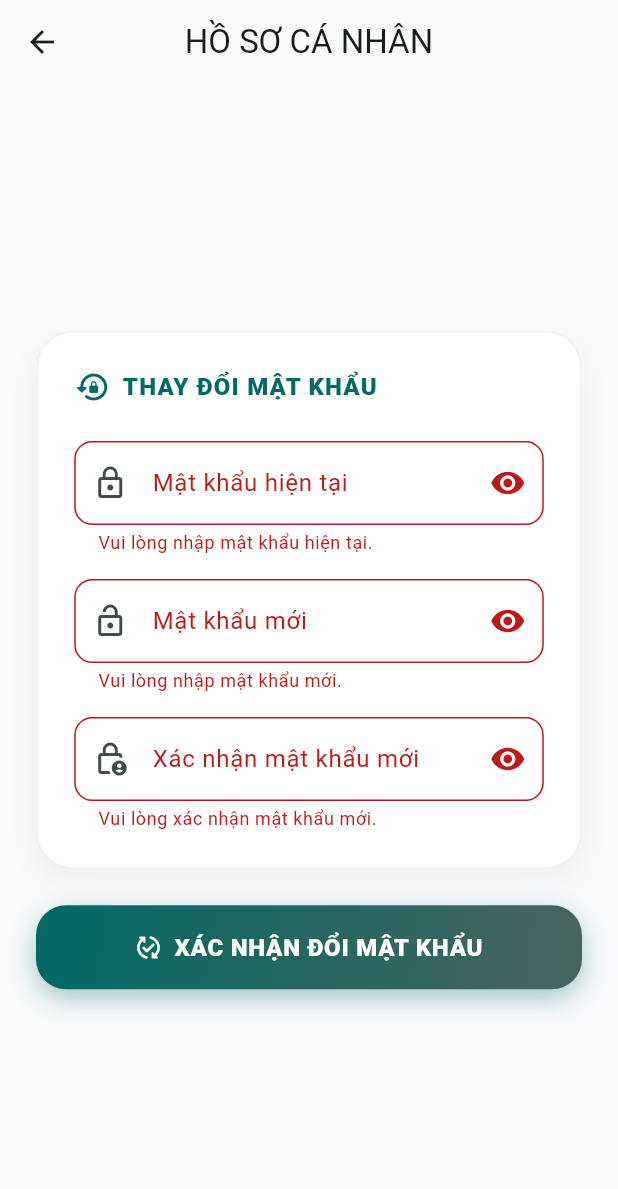
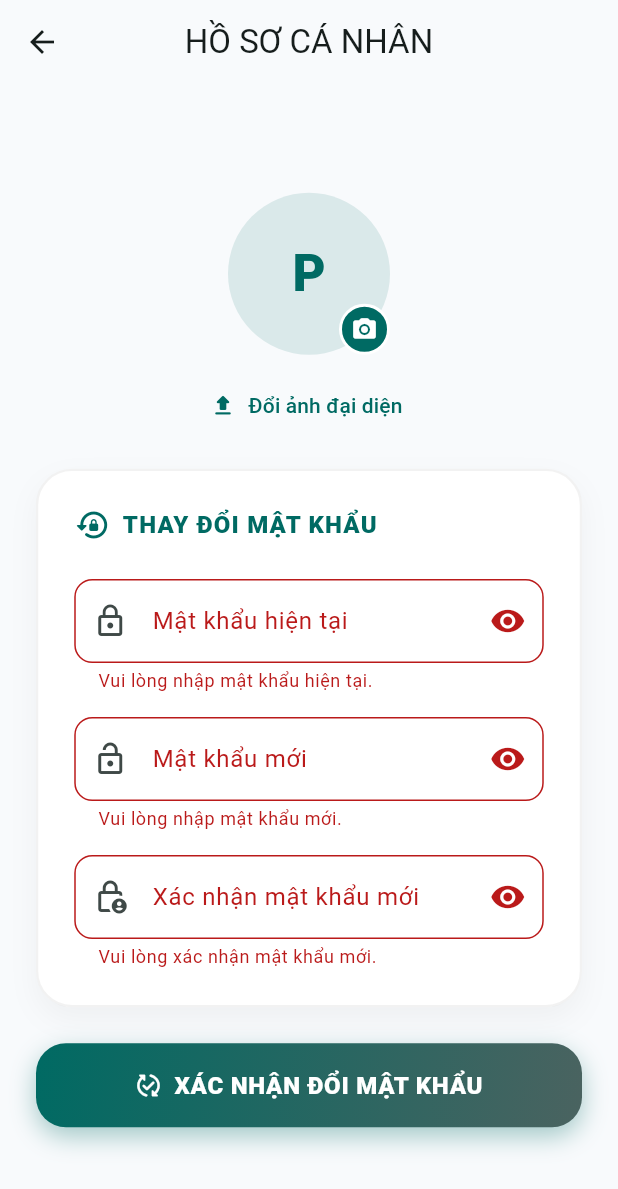
Before and after one commit to nthanh151012345-ux/caroxo, a Flutter app: the ProfileScreen screen opened directly with empty values, after a tap on "XÁC NHẬN ĐỔI MẬT KHẨU", on a phone screen of 412 x 824 dp. Shown: the top 1189 px of the screen. Run offline on Flutter 3.47's test engine with Material 3 defaults, Android fonts, the phone set to English and light mode, and no system bars; our stand-ins replace audioplayers, file_picker, flutter_dotenv, supabase_flutter; accounts and stored records are empty.

Commit message:
feat: add avatar upload to profile

```diff
--- a/lib/screens/profile_screen.dart
+++ b/lib/screens/profile_screen.dart
@@ -1,5 +1,8 @@
+import 'package:file_picker/file_picker.dart';
 import 'package:flutter/material.dart';
 import 'package:supabase_flutter/supabase_flutter.dart';
+
+import '../services/profile_service.dart';
 import '../supabase_config.dart';
 
 class ProfileScreen extends StatefulWidget {
@@ -21,12 +24,22 @@ class _ProfileScreenState extends State<ProfileScreen> {
   final _currentPasswordController = TextEditingController();
   final _newPasswordController = TextEditingController();
   final _confirmPasswordController = TextEditingController();
+  final _profileService = ProfileService();
 
   bool _obscureCurrent = true;
   bool _obscureNew = true;
   bool _obscureConfirm = true;
   bool _isLoading = false;
+  bool _isAvatarLoading = false;
+  String? _avatarUrl;
+  String? _avatarMessage;
   String? _errorMessage;
+
+  @override
+  void initState() {
+    super.initState();
+    _loadAvatar();
+  }
 
   @override
   void dispose() {
@@ -34,6 +47,71 @@ class _ProfileScreenState extends State<ProfileScreen> {
     _newPasswordController.dispose();
     _confirmPasswordController.dispose();
     super.dispose();
+  }
+
+  String get _avatarInitial {
+    final email = widget.userEmail.trim();
+    return email.isEmpty ? 'P' : email[0].toUpperCase();
+  }
+
+  Future<void> _loadAvatar() async {
+    try {
+      final avatarUrl = await _profileService.fetchAvatarUrl();
+      if (!mounted) return;
+      setState(() {
+        _avatarUrl = avatarUrl;
+      });
+    } catch (_) {
+      if (!mounted) return;
+      setState(() {
+        _avatarUrl = null;
+      });
+    }
+  }
+
+  Future<void> _pickAndUploadAvatar() async {
+    if (_isAvatarLoading) {
+      return;
+    }
+
+    final result = await FilePicker.pickFiles(
+      type: FileType.custom,
+      allowedExtensions: ['jpg', 'jpeg', 'png', 'webp', 'gif'],
+      allowMultiple: false,
+      withData: true,
+    );
+
+    final file = result?.files.single;
+    if (file == null) {
+      return;
+    }
+
+    setState(() {
+      _isAvatarLoading = true;
+      _avatarMessage = 'Đang tải ảnh lên...';
+      _errorMessage = null;
+    });
+
+    try {
+      final avatarUrl = await _profileService.uploadAvatar(file);
+      if (!mounted) return;
+      setState(() {
+        _avatarUrl = avatarUrl;
+        _avatarMessage = 'Đã cập nhật ảnh đại diện.';
+      });
+    } catch (e) {
+      if (!mounted) return;
+      setState(() {
+        _avatarMessage = 'Không thể cập nhật ảnh đại diện. Vui lòng thử lại.';
+        _errorMessage = '$e';
+      });
+    } finally {
+      if (mounted) {
+        setState(() {
+          _isAvatarLoading = false;
+        });
+      }
+    }
   }
 
   Future<void> _changePassword() async {
@@ -54,20 +132,17 @@ class _ProfileScreenState extends State<ProfileScreen> {
     });
 
     try {
-      // 1. Re-authenticate để kiểm tra mật khẩu cũ
       await SupabaseConfig.client!.auth.signInWithPassword(
         email: widget.userEmail,
         password: _currentPasswordController.text,
       );
 
-      // 2. Cập nhật mật khẩu mới
       await SupabaseConfig.client!.auth.updateUser(
         UserAttributes(password: _newPasswordController.text),
       );
 
       if (!mounted) return;
 
-      // 3. Hiển thị Dialog báo thành công và Đăng xuất
       showDialog(
         context: context,
         barrierDismissible: false,
@@ -85,9 +160,9 @@ class _ProfileScreenState extends State<ProfileScreen> {
           actions: [
             TextButton(
               onPressed: () {
-                Navigator.of(context).pop(); // Đóng Dialog
-                Navigator.of(context).pop(); // Quay lại GameSetupScreen
-                widget.onSignOut(); // Đăng xuất
+                Navigator.of(context).pop();
+                Navigator.of(context).pop();
+                widget.onSignOut();
               },
               child: const Text('Đồng ý'),
             ),
@@ -96,10 +171,12 @@ class _ProfileScreenState extends State<ProfileScreen> {
       );
     } on AuthException catch (e) {
       String msg = e.message;
-      if (msg.contains('Invalid login credentials') || msg.contains('invalid_credentials')) {
+      if (msg.contains('Invalid login credentials') ||
+          msg.contains('invalid_credentials')) {
         msg = 'Mật khẩu hiện tại không chính xác.';
       } else if (msg.contains('Password should be')) {
-        msg = 'Mật khẩu mới không đáp ứng yêu cầu độ mạnh mật khẩu của hệ thống.';
+        msg =
+            'Mật khẩu mới không đáp ứng yêu cầu độ mạnh mật khẩu của hệ thống.';
       }
       setState(() {
         _errorMessage = msg;
@@ -117,6 +194,82 @@ class _ProfileScreenState extends State<ProfileScreen> {
     }
   }
 
+  Widget _buildAvatarHeader(ColorScheme colorScheme) {
+    final hasAvatar = _avatarUrl != null && _avatarUrl!.isNotEmpty;
+
+    return Column(
+      children: [
+        InkWell(
+          key: const ValueKey('profile_avatar_button'),
+          onTap: _isAvatarLoading ? null : _pickAndUploadAvatar,
+          borderRadius: BorderRadius.circular(56),
+          child: Stack(
+            alignment: Alignment.bottomRight,
+            children: [
+              CircleAvatar(
+                radius: 54,
+                backgroundColor: colorScheme.primary.withValues(alpha: 0.12),
+                backgroundImage: hasAvatar ? NetworkImage(_avatarUrl!) : null,
+                child: hasAvatar
+                    ? null
+                    : Text(
+                        _avatarInitial,
+                        style: TextStyle(
+                          color: colorScheme.primary,
+                          fontSize: 34,
+                          fontWeight: FontWeight.w900,
+                        ),
+                      ),
+              ),
+              Container(
+                width: 34,
+                height: 34,
+                decoration: BoxDecoration(
+                  color: colorScheme.primary,
+                  shape: BoxShape.circle,
+                  border: Border.all(color: Colors.white, width: 2),
+                ),
+                child: _isAvatarLoading
+                    ? const Padding(
+                        padding: EdgeInsets.all(8),
+                        child: CircularProgressIndicator(
+                          strokeWidth: 2,
+                          color: Colors.white,
+                        ),
+                      )
+                    : const Icon(
+                        Icons.photo_camera_rounded,
+                        color: Colors.white,
+                        size: 18,
+                      ),
+              ),
+            ],
+          ),
+        ),
+        const SizedBox(height: 10),
+        TextButton.icon(
+          onPressed: _isAvatarLoading ? null : _pickAndUploadAvatar,
+          icon: const Icon(Icons.upload_rounded),
+          label: const Text('Đổi ảnh đại diện'),
+        ),
+        if (_avatarMessage != null) ...[
+          const SizedBox(height: 4),
+          Text(
+            _avatarMessage!,
+            textAlign: TextAlign.center,
+            style: TextStyle(
+              color: _avatarMessage == 'Đã cập nhật ảnh đại diện.'
+                  ? Colors.green
+                  : colorScheme.onSurfaceVariant,
+              fontWeight: FontWeight.w600,
+            ),
+          ),
+        ],
+        const SizedBox(height: 18),
+      ],
+    );
+  }
+
   @override
   Widget build(BuildContext context) {
     final theme = Theme.of(context);
@@ -124,7 +277,9 @@ class _ProfileScreenState extends State<ProfileScreen> {
     final colorScheme = theme.colorScheme;
 
     return Scaffold(
-      backgroundColor: isDark ? const Color(0xFF0F172A) : const Color(0xFFF8FAFC),
+      backgroundColor: isDark
+          ? const Color(0xFF0F172A)
+          : const Color(0xFFF8FAFC),
       appBar: AppBar(
         title: const Text('HỒ SƠ CÁ NHÂN'),
         centerTitle: true,
@@ -142,19 +297,23 @@ class _ProfileScreenState extends State<ProfileScreen> {
                 child: Column(
                   crossAxisAlignment: CrossAxisAlignment.stretch,
                   children: [
-                    // Card chứa Form đổi mật khẩu
+                    _buildAvatarHeader(colorScheme),
                     Container(
                       padding: const EdgeInsets.all(24),
                       decoration: BoxDecoration(
                         color: isDark ? const Color(0xFF1E293B) : Colors.white,
                         borderRadius: BorderRadius.circular(24),
                         border: Border.all(
-                          color: isDark ? Colors.white10 : Colors.black.withValues(alpha: 0.05),
+                          color: isDark
+                              ? Colors.white10
+                              : Colors.black.withValues(alpha: 0.05),
                           width: 1.5,
                         ),
                         boxShadow: [
                           BoxShadow(
-                            color: Colors.black.withValues(alpha: isDark ? 0.15 : 0.04),
+                            color: Colors.black.withValues(
+                              alpha: isDark ? 0.15 : 0.04,
+                            ),
                             blurRadius: 16,
                             offset: const Offset(0, 8),
                           ),
@@ -165,7 +324,11 @@ class _ProfileScreenState extends State<ProfileScreen> {
                         children: [
                           Row(
                             children: [
-                              Icon(Icons.lock_reset_rounded, size: 24, color: colorScheme.primary),
+                              Icon(
+                                Icons.lock_reset_rounded,
+                                size: 24,
+                                color: colorScheme.primary,
+                              ),
                               const SizedBox(width: 8),
                               Text(
                                 'THAY ĐỔI MẬT KHẨU',
@@ -179,27 +342,31 @@ class _ProfileScreenState extends State<ProfileScreen> {
                             ],
                           ),
                           const SizedBox(height: 24),
-
-                          // Ô nhập Mật khẩu Hiện tại
                           TextFormField(
                             controller: _currentPasswordController,
                             obscureText: _obscureCurrent,
                             enabled: !_isLoading,
                             decoration: InputDecoration(
                               border: const OutlineInputBorder(
-                                borderRadius: BorderRadius.all(Radius.circular(12)),
+                                borderRadius: BorderRadius.all(
+                                  Radius.circular(12),
+                                ),
                               ),
                               labelText: 'Mật khẩu hiện tại',
                               prefixIcon: const Icon(Icons.lock_outline),
                               suffixIcon: IconButton(
-                                tooltip: _obscureCurrent ? 'Hiện mật khẩu' : 'Ẩn mật khẩu',
+                                tooltip: _obscureCurrent
+                                    ? 'Hiện mật khẩu'
+                                    : 'Ẩn mật khẩu',
                                 onPressed: () {
                                   setState(() {
                                     _obscureCurrent = !_obscureCurrent;
                                   });
                                 },
                                 icon: Icon(
-                                  _obscureCurrent ? Icons.visibility : Icons.visibility_off,
+                                  _obscureCurrent
+                                      ? Icons.visibility
+                                      : Icons.visibility_off,
                                 ),
                               ),
                             ),
@@ -211,27 +378,31 @@ class _ProfileScreenState extends State<ProfileScreen> {
                             },
                           ),
                           const SizedBox(height: 16),
-
-                          // Ô nhập Mật khẩu Mới
                           TextFormField(
                             controller: _newPasswordController,
                             obscureText: _obscureNew,
                             enabled: !_isLoading,
                             decoration: InputDecoration(
                               border: const OutlineInputBorder(
-                                borderRadius: BorderRadius.all(Radius.circular(12)),
+                                borderRadius: BorderRadius.all(
+                                  Radius.circular(12),
+                                ),
                               ),
                               labelText: 'Mật khẩu mới',
                               prefixIcon: const Icon(Icons.lock_open_outlined),
                               suffixIcon: IconButton(
-                                tooltip: _obscureNew ? 'Hiện mật khẩu' : 'Ẩn mật khẩu',
+                                tooltip: _obscureNew
+                                    ? 'Hiện mật khẩu'
+                                    : 'Ẩn mật khẩu',
                                 onPressed: () {
                                   setState(() {
                                     _obscureNew = !_obscureNew;
                                   });
                                 },
                                 icon: Icon(
-                                  _obscureNew ? Icons.visibility : Icons.visibility_off,
+                                  _obscureNew
+                                      ? Icons.visibility
+                                      : Icons.visibility_off,
                                 ),
                               ),
                             ),
@@ -246,27 +417,33 @@ class _ProfileScreenState extends State<ProfileScreen> {
                             },
                           ),
                           const SizedBox(height: 16),
-
-                          // Ô xác nhận Mật khẩu Mới
                           TextFormField(
                             controller: _confirmPasswordController,
                             obscureText: _obscureConfirm,
                             enabled: !_isLoading,
                             decoration: InputDecoration(
                               border: const OutlineInputBorder(
-                                borderRadius: BorderRadius.all(Radius.circular(12)),
+                                borderRadius: BorderRadius.all(
+                                  Radius.circular(12),
+                                ),
                               ),
                               labelText: 'Xác nhận mật khẩu mới',
-                              prefixIcon: const Icon(Icons.lock_person_outlined),
+                              prefixIcon: const Icon(
+                                Icons.lock_person_outlined,
+                              ),
                               suffixIcon: IconButton(
-                                tooltip: _obscureConfirm ? 'Hiện mật khẩu' : 'Ẩn mật khẩu',
+                                tooltip: _obscureConfirm
+                                    ? 'Hiện mật khẩu'
+                                    : 'Ẩn mật khẩu',
                                 onPressed: () {
                                   setState(() {
                                     _obscureConfirm = !_obscureConfirm;
                                   });
                                 },
                                 icon: Icon(
-                                  _obscureConfirm ? Icons.visibility : Icons.visibility_off,
+                                  _obscureConfirm
+                                      ? Icons.visibility
+                                      : Icons.visibility_off,
                                 ),
                               ),
                             ),
@@ -280,7 +457,6 @@ class _ProfileScreenState extends State<ProfileScreen> {
                               return null;
                             },
                           ),
-
                           if (_errorMessage != null) ...[
                             const SizedBox(height: 16),
                             Text(
@@ -295,8 +471,6 @@ class _ProfileScreenState extends State<ProfileScreen> {
                       ),
                     ),
                     const SizedBox(height: 24),
-
-                    // Nút đổi mật khẩu Gradient
                     Container(
                       height: 56,
                       decoration: BoxDecoration(
@@ -335,7 +509,10 @@ class _ProfileScreenState extends State<ProfileScreen> {
                                 ),
                               )
                             else ...[
-                              const Icon(Icons.published_with_changes_rounded, color: Colors.white),
+                              const Icon(
+                                Icons.published_with_changes_rounded,
+                                color: Colors.white,
+                              ),
                               const SizedBox(width: 8),
                               const Text(
                                 'XÁC NHẬN ĐỔI MẬT KHẨU',
```
Also changed, not shown: 1 other file.
